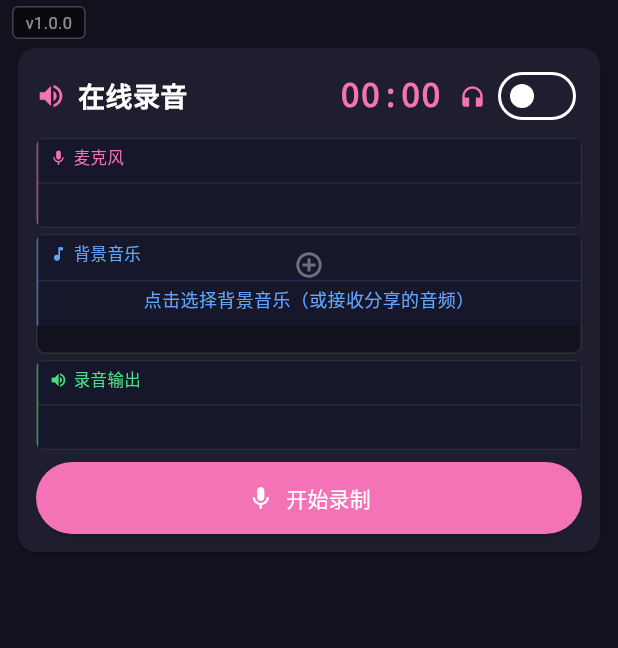
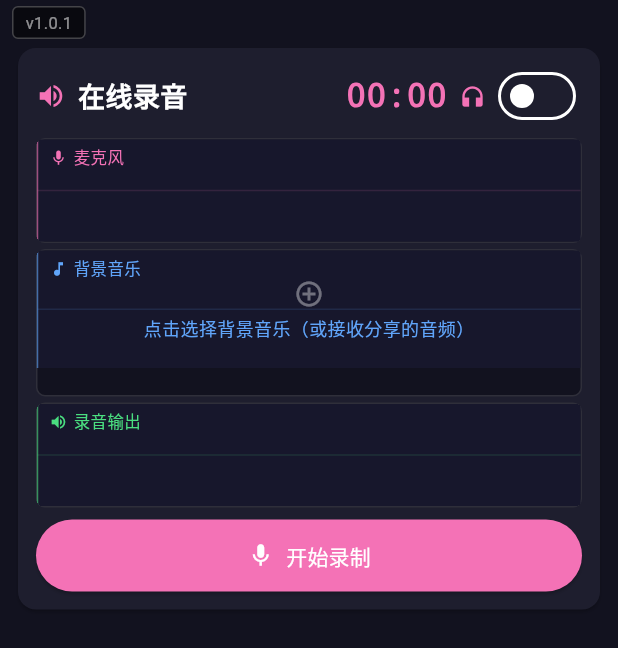
Before and after one commit to langhuihui/recorder, a Flutter app: the screen it shows after launch, on a phone screen of 412 x 824 dp. Shown: the top 648 px of the screen. Run offline on Flutter 3.47's test engine with Material 3 defaults, Android fonts, the phone set to English and light mode, and no system bars; our stand-ins replace file_picker, just_audio, permission_handler, share_plus; missing offline and left inert: receive_sharing_intent, record.

Commit message:
Release flutter_recorder v1.0.1: audio open-with, adaptive UI, launcher icon
- Register Android VIEW intents and expand iOS audio document types
- Improve shared-file audio detection via MIME type
- Responsive layout with scroll and scaled waveform heights
- Add app icon source and flutter_launcher_icons for Android

```diff
--- a/flutter_recorder/lib/recorder_screen.dart
+++ b/flutter_recorder/lib/recorder_screen.dart
@@ -17,7 +17,7 @@ import 'waveform_painter.dart';
 // ---------------------------------------------------------------------------
 // App version
 // ---------------------------------------------------------------------------
-const _kAppVersion = '1.0.0';
+const _kAppVersion = '1.0.1';
 
 // ---------------------------------------------------------------------------
 // Recording state enum
@@ -128,10 +128,9 @@ class _RecorderScreenState extends State<RecorderScreen>
 
   void _handleSharedFiles(List<SharedMediaFile> files) {
     if (files.isEmpty) return;
-    // Find the first file with an audio extension (works regardless of type enum version)
     SharedMediaFile? audioFile;
     for (final f in files) {
-      if (_isAudioFile(f.path)) {
+      if (_isSharedAudio(f)) {
         audioFile = f;
         break;
       }
@@ -140,6 +139,17 @@ class _RecorderScreenState extends State<RecorderScreen>
       _setBgMusicFromPath(audioFile.path);
       ReceiveSharingIntent.instance.reset();
     }
+  }
+
+  /// True for paths that look like audio, or MIME from ACTION_VIEW / share.
+  bool _isSharedAudio(SharedMediaFile f) {
+    if (_isAudioFile(f.path)) return true;
+    final m = f.mimeType?.toLowerCase();
+    if (m == null) return false;
+    if (m.startsWith('audio/')) return true;
+    return m == 'application/ogg' ||
+        m == 'application/x-flac' ||
+        m == 'application/flac';
   }
 
   bool _isAudioFile(String path) {
@@ -520,25 +530,35 @@ class _RecorderScreenState extends State<RecorderScreen>
     final isStopped = _recordingState == RecordingState.stopped;
 
     return Scaffold(
+      resizeToAvoidBottomInset: true,
       body: SafeArea(
-        child: Stack(
+        child: LayoutBuilder(
+          builder: (context, constraints) {
+            final availH = constraints.maxHeight;
+            final waveH = (availH * 0.085).clamp(48.0, 90.0);
+            final bgWaveH = (availH * 0.095).clamp(56.0, 96.0);
+
+            return Stack(
               children: [
-            // Version badge
                 Positioned(
                   top: 4,
                   left: 8,
                   child: _versionBadge(),
                 ),
-
                 Padding(
                   padding: const EdgeInsets.fromLTRB(8, 28, 8, 8),
-              child: Column(
-                children: [
-                  _buildCard(isRecording: isRecording, isStopped: isStopped),
-                ],
+                  child: SingleChildScrollView(
+                    child: _buildCard(
+                      isRecording: isRecording,
+                      isStopped: isStopped,
+                      waveformHeight: waveH,
+                      bgWaveHeight: bgWaveH,
+                    ),
                   ),
                 ),
               ],
+            );
+          },
         ),
       ),
     );
@@ -559,7 +579,12 @@ class _RecorderScreenState extends State<RecorderScreen>
     );
   }
 
-  Widget _buildCard({required bool isRecording, required bool isStopped}) {
+  Widget _buildCard({
+    required bool isRecording,
+    required bool isStopped,
+    required double waveformHeight,
+    required double bgWaveHeight,
+  }) {
     return Card(
       color: const Color(0xFF1e1e2e),
       shape: RoundedRectangleBorder(borderRadius: BorderRadius.circular(12)),
@@ -570,11 +595,17 @@ class _RecorderScreenState extends State<RecorderScreen>
           children: [
             _buildTitleRow(isStopped: isStopped),
             const SizedBox(height: 8),
-            _buildMicWaveform(isRecording: isRecording),
+            _buildMicWaveform(
+              isRecording: isRecording,
+              height: waveformHeight,
+            ),
             const SizedBox(height: 4),
-            _buildBgMusicPanel(isRecording: isRecording),
+            _buildBgMusicPanel(
+              isRecording: isRecording,
+              waveHeight: bgWaveHeight,
+            ),
             const SizedBox(height: 4),
-            _buildMixWaveform(),
+            _buildMixWaveform(height: waveformHeight),
             const SizedBox(height: 8),
             if (isStopped && _recordingPath != null) ...[
               _buildPlaybackBar(),
@@ -594,31 +625,44 @@ class _RecorderScreenState extends State<RecorderScreen>
         : _formatTime(_recordDuration.toDouble());
 
     return Row(
-      mainAxisAlignment: MainAxisAlignment.spaceBetween,
+      crossAxisAlignment: CrossAxisAlignment.center,
       children: [
-        const Row(
+        Expanded(
+          child: Row(
             children: [
-            Icon(Icons.volume_up, color: Color(0xFFf472b6), size: 20),
-            SizedBox(width: 8),
-            Text(
+              const Icon(Icons.volume_up, color: Color(0xFFf472b6), size: 20),
+              const SizedBox(width: 8),
+              Flexible(
+                child: Text(
                   '在线录音',
-              style: TextStyle(
-                  fontSize: 18, fontWeight: FontWeight.bold, color: Colors.white),
+                  maxLines: 1,
+                  overflow: TextOverflow.ellipsis,
+                  style: const TextStyle(
+                    fontSize: 18,
+                    fontWeight: FontWeight.bold,
+                    color: Colors.white,
+                  ),
+                ),
               ),
             ],
           ),
+        ),
         Row(
+          mainAxisSize: MainAxisSize.min,
           children: [
-            Text(
+            FittedBox(
+              fit: BoxFit.scaleDown,
+              child: Text(
                 timeStr,
                 style: const TextStyle(
                   fontSize: 22,
                   fontFamily: 'monospace',
                   fontWeight: FontWeight.w600,
-                  color: Color(0xFFf472b6)),
+                  color: Color(0xFFf472b6),
                 ),
-            const SizedBox(width: 12),
-            // Headphone mode toggle
+              ),
+            ),
+            const SizedBox(width: 8),
             const Icon(Icons.headphones, color: Color(0xFFf472b6), size: 18),
             const SizedBox(width: 4),
             Switch(
@@ -636,8 +680,12 @@ class _RecorderScreenState extends State<RecorderScreen>
   }
 
   // --- Waveform panels ---
-  Widget _buildMicWaveform({required bool isRecording}) {
+  Widget _buildMicWaveform({
+    required bool isRecording,
+    required double height,
+  }) {
     return _waveformPanel(
+      height: height,
       label: '麦克风',
       labelColor: const Color(0xFFf472b6),
       icon: Icons.mic,
@@ -660,8 +708,9 @@ class _RecorderScreenState extends State<RecorderScreen>
     );
   }
 
-  Widget _buildMixWaveform() {
+  Widget _buildMixWaveform({required double height}) {
     return _waveformPanel(
+      height: height,
       label: _isHeadphoneMode ? '混合输出' : '录音输出',
       labelColor: const Color(0xFF4ade80),
       icon: Icons.volume_up,
@@ -675,6 +724,7 @@ class _RecorderScreenState extends State<RecorderScreen>
   }
 
   Widget _waveformPanel({
+    required double height,
     required String label,
     required Color labelColor,
     required IconData icon,
@@ -685,7 +735,7 @@ class _RecorderScreenState extends State<RecorderScreen>
     Widget? trailing,
   }) {
     return Container(
-      height: 60,
+      height: height,
       decoration: BoxDecoration(
         color: const Color(0xFF12121f),
         borderRadius: BorderRadius.circular(6),
@@ -724,11 +774,14 @@ class _RecorderScreenState extends State<RecorderScreen>
   }
 
   // --- Background music panel ---
-  Widget _buildBgMusicPanel({required bool isRecording}) {
+  Widget _buildBgMusicPanel({
+    required bool isRecording,
+    required double waveHeight,
+  }) {
     return GestureDetector(
       onTap: _bgMusicPath == null && !isRecording ? _pickBgMusic : null,
       child: Container(
-        constraints: const BoxConstraints(minHeight: 80),
+        constraints: BoxConstraints(minHeight: waveHeight + 20),
         decoration: BoxDecoration(
           color: const Color(0xFF12121f),
           borderRadius: BorderRadius.circular(6),
@@ -739,7 +792,7 @@ class _RecorderScreenState extends State<RecorderScreen>
           children: [
             // Waveform area
             SizedBox(
-              height: 60,
+              height: waveHeight,
               child: Stack(
                 children: [
                   SizedBox.expand(
```
Also changed, not shown: flutter_recorder/pubspec.yaml (+7 -1 lines), flutter_recorder/assets/images/app_icon_source.png (added), flutter_recorder/pubspec.lock (added), 7 other files. Lines whose indentation alone changed are shown as unchanged.
